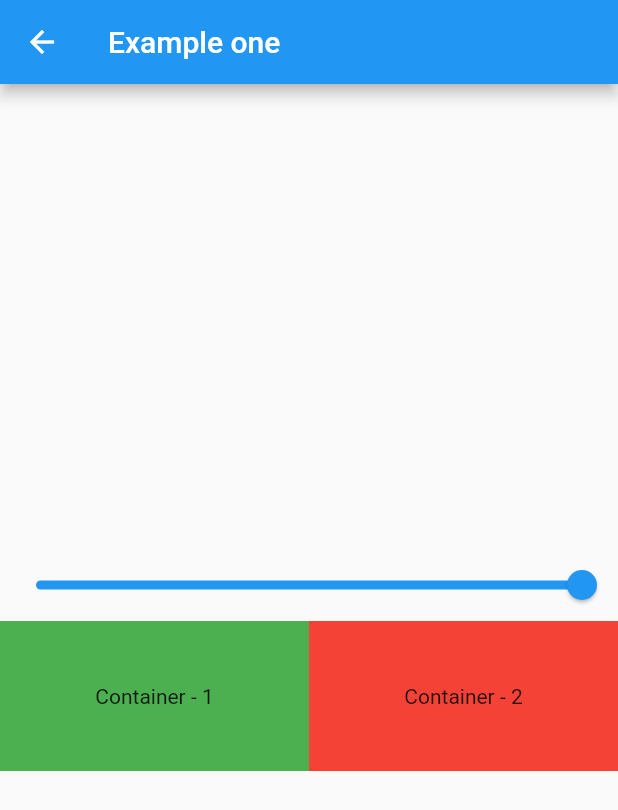
After one commit to kashiiitech/Flutter, a Flutter app: the ExampleOneScreen screen opened directly, on a phone screen of 412 x 824 dp. The commit adds this screen. Shown: the top 810 px of the screen. Run offline on Flutter 3.47's test engine with Material 2 defaults, Android fonts, the phone set to English and light mode, and no system bars; our stand-ins replace google_fonts.

Commit message:
provider state management

```diff
--- /dev/null
+++ b/why_provider/lib/provider/count_provider.dart
@@ -0,0 +1,12 @@
+import 'package:flutter/foundation.dart';
+
+class CountProvider with ChangeNotifier {
+  int _count = 0;
+
+  int get count => _count ;
+
+  void setCount () {
+    _count++;
+    notifyListeners();
+  }
+}
--- /dev/null
+++ b/why_provider/lib/provider/example_one_provider.dart
@@ -0,0 +1,14 @@
+import 'package:flutter/foundation.dart';
+
+class ExampleOneProvider with ChangeNotifier {
+
+  double _value = 1.0;
+
+  double get value => _value;
+
+  void setValue(double val) {
+    _value = val;
+    notifyListeners();
+  }
+
+}
--- /dev/null
+++ b/why_provider/lib/provider/favourite_provider.dart
@@ -0,0 +1,17 @@
+import 'package:flutter/foundation.dart';
+
+class FavouriteItemProvider with ChangeNotifier {
+  List<int> _selectedItem = [];
+
+  List<int> get selectedItem => _selectedItem ;
+
+  void addItem(int value) {
+    _selectedItem.add(value);
+    notifyListeners();
+  }
+
+  void removeItem(int value) {
+    _selectedItem.remove(value);
+    notifyListeners();
+  }
+}
--- /dev/null
+++ b/why_provider/lib/provider/theme_changer_provider.dart
@@ -0,0 +1,15 @@
+import 'package:flutter/foundation.dart';
+import 'package:flutter/material.dart';
+
+class ThemeChangerProvider with ChangeNotifier {
+
+  var _themeMode = ThemeMode.light;
+
+  ThemeMode get themeMode => _themeMode;
+
+  void setTheme(themeMode) {
+    _themeMode = themeMode;
+    notifyListeners();
+  }
+
+}
--- /dev/null
+++ b/why_provider/lib/screens/example_one.dart
@@ -0,0 +1,74 @@
+import 'package:flutter/material.dart';
+import 'package:provider/provider.dart';
+import 'package:provider_ex/provider/example_one_provider.dart';
+
+class ExampleOneScreen extends StatefulWidget{
+
+  const ExampleOneScreen({super.key});
+
+  @override
+  State<ExampleOneScreen> createState() {
+    return _ExampleOneScreenState();
+  }
+}
+
+class _ExampleOneScreenState extends State<ExampleOneScreen>{
+
+  double value = 1.0;
+
+  @override
+  Widget build(BuildContext context) {
+    // final provider = Provider.of<ExampleOneProvider>(context, listen: false);
+    print("build");
+    return Scaffold(
+      appBar: AppBar(
+        title: const Text("Example one"),
+      ),
+      body: Column(
+        mainAxisAlignment: MainAxisAlignment.center,
+        children: [
+
+          Consumer<ExampleOneProvider>(builder: (context, value, child) {
+            return Slider(
+            min: 0,
+            max: 1,
+            value: value.value, onChanged: (val){
+              value.setValue(val);
+          });
+          }),
+
+          Consumer<ExampleOneProvider>(builder: (context, value, child) {
+            return Row(
+            children: [
+              Expanded(
+                child: Container(
+                  height: 100,
+                  decoration: BoxDecoration(
+                    color: Colors.green.withOpacity(value.value),
+                  ),
+                  child: const Center(child: Text('Container - 1')),
+                ),
+              ),
+              Expanded(
+                child: Container(
+                  height: 100,
+                  decoration: BoxDecoration(
+                    color: Colors.red.withOpacity(value.value),
+                  ),
+                  child: const Center(child: Text('Container - 2')),
+                ),
+              )
+            ],
+          );
+          })
+
+
+
+
+
+        ],
+      ),
+    );
+  }
+
+}
--- a/why_provider/lib/why_provider.dart
+++ b/why_provider/lib/why_provider.dart
@@ -1,5 +1,4 @@
 import 'dart:async';
-
 import 'package:flutter/material.dart';
 
 
@@ -21,7 +20,7 @@ class _WhyProviderScreenState extends State<WhyProviderScreen> {
   void initState() {
     super.initState();
 
-    Timer.periodic(Duration(seconds: 1), (timer) {
+    Timer.periodic(const Duration(seconds: 1), (timer) {
       count++;
       print(count);
       setState(() {
```
Also changed, not shown: why_provider/lib/main.dart (+29 -3 lines), why_provider/lib/screens/count_example.dart (added, +37 -0 lines), why_provider/lib/screens/dark_theme.dart (added, +41 -0 lines), why_provider/lib/screens/favourite/favourite_screen.dart (added, +61 -0 lines), why_provider/lib/screens/favourite/my_favourite.dart (added, +56 -0 lines), why_provider/lib/screens/value_notify_listener.dart (added, +56 -0 lines), why_provider/pubspec.yaml (added, +91 -0 lines), why_provider/pubspec.lock (added), 5 other files.
